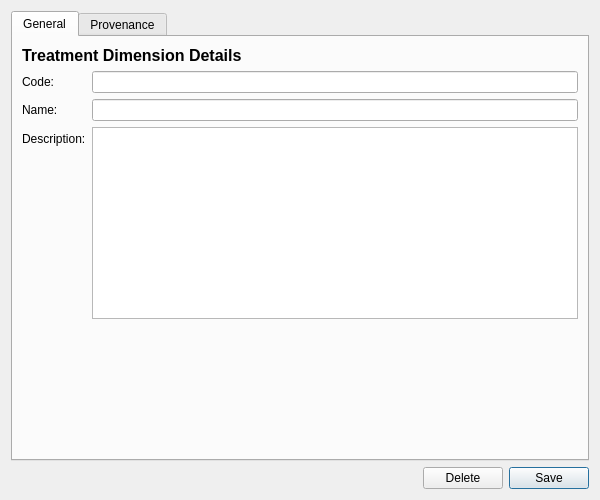
Qt form projects/ores.qt/ui/TreatmentDimensionDetailDialog.ui (OreStudio/OreStudio) before a commit.
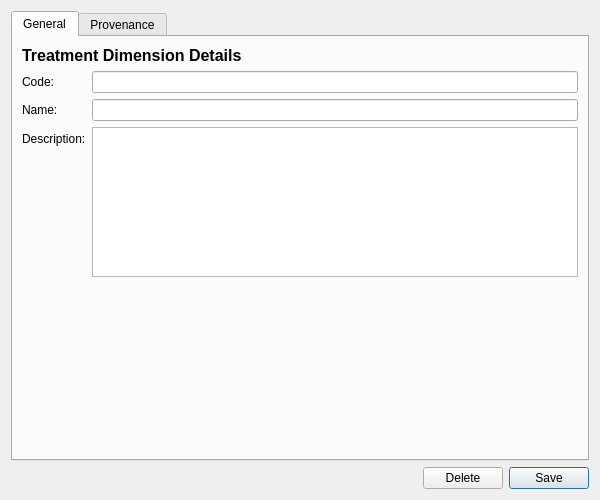
The same form after that commit. Custom widgets are drawn as their Qt base class.

```diff
--- a/projects/ores.qt/ui/TreatmentDimensionDetailDialog.ui
+++ b/projects/ores.qt/ui/TreatmentDimensionDetailDialog.ui
@@ -82,8 +82,17 @@
          </item>
          <item row="2" column="1">
           <widget class="QPlainTextEdit" name="descriptionEdit">
-           <property name="maximumHeight">
-            <number>80</number>
+           <property name="minimumSize">
+            <size>
+             <width>0</width>
+             <height>80</height>
+            </size>
+           </property>
+           <property name="maximumSize">
+            <size>
+             <width>16777215</width>
+             <height>150</height>
+            </size>
            </property>
           </widget>
          </item>
```
